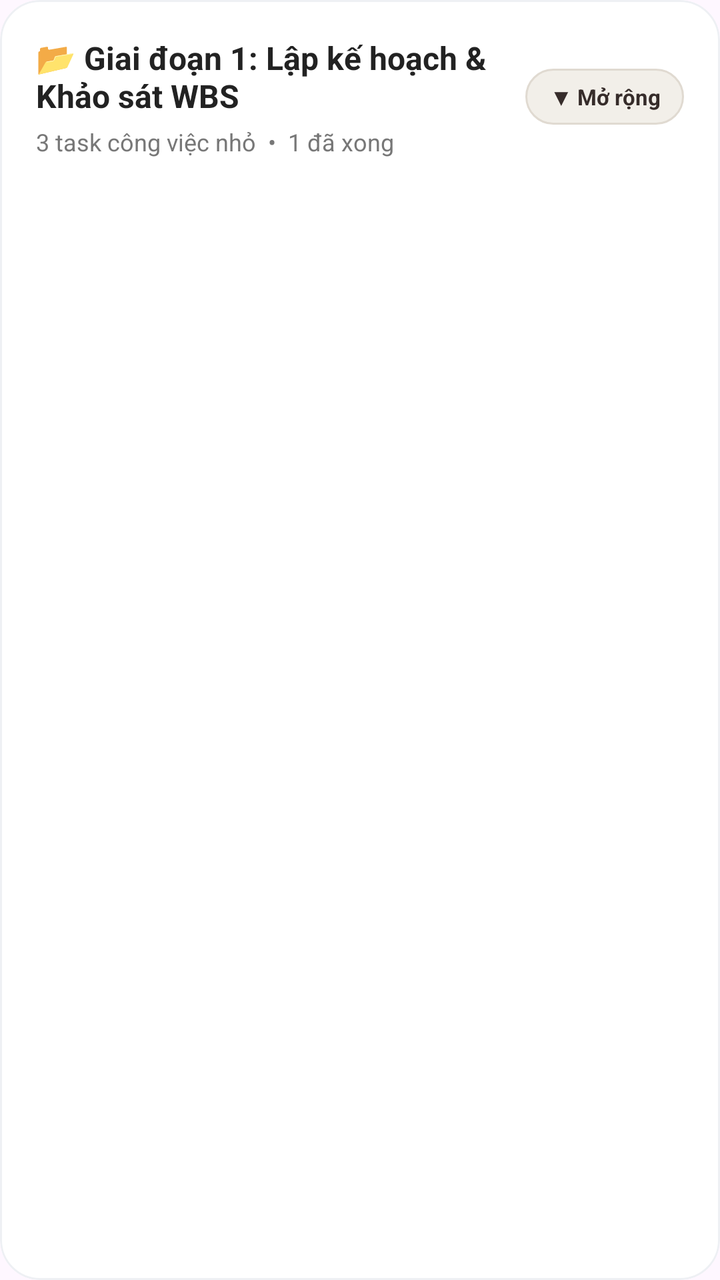
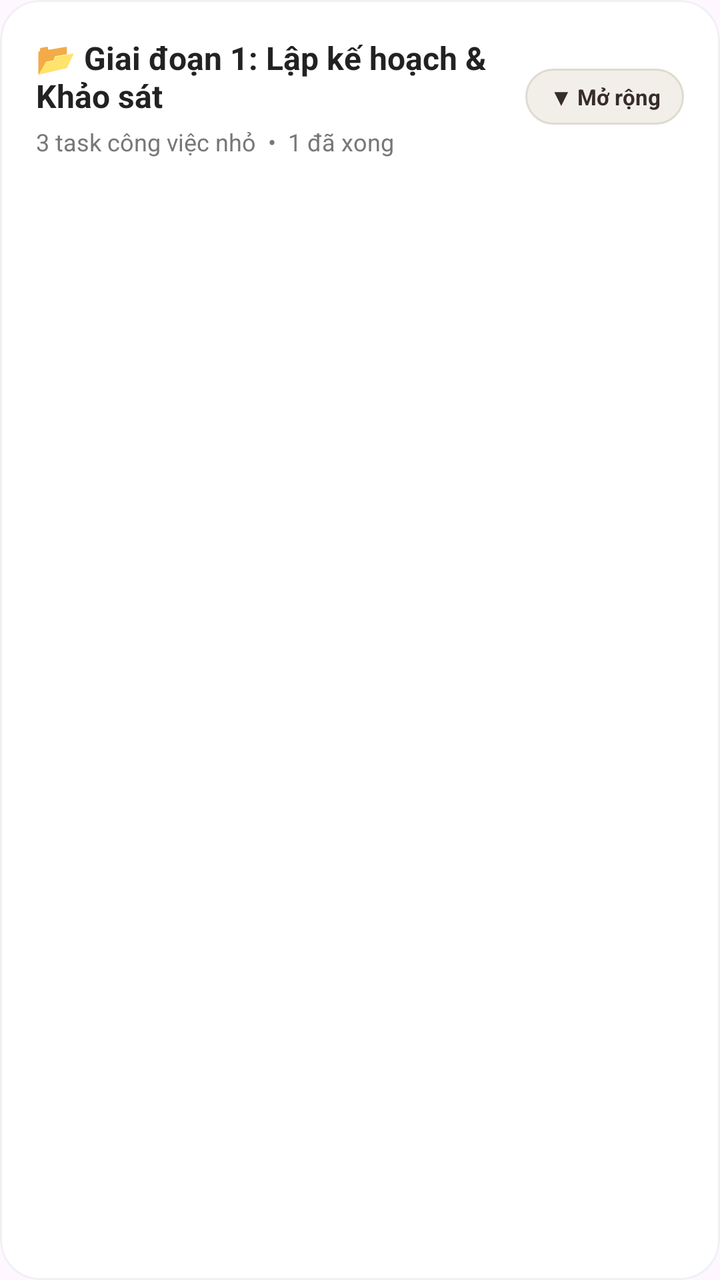

Compare the two renders of this Android layout. The source of the first and the diff that turns it into the second are given below.
<!-- AndroidManifest.xml: application theme Theme.MyApplication -->
<!-- res/layout/item_phase_group.xml -->
<?xml version="1.0" encoding="utf-8"?>
<com.google.android.material.card.MaterialCardView xmlns:android="http://schemas.android.com/apk/res/android"
    xmlns:app="http://schemas.android.com/apk/res-auto"
    android:layout_width="match_parent"
    android:layout_height="wrap_content"
    android:layout_marginBottom="16dp"
    app:cardBackgroundColor="#FFFFFF"
    app:cardCornerRadius="20dp"
    app:cardElevation="0dp"
    app:strokeColor="#EEF0F4"
    app:strokeWidth="1dp">

    <LinearLayout
        android:layout_width="match_parent"
        android:layout_height="wrap_content"
        android:orientation="vertical"
        android:padding="18dp">

        
        <LinearLayout
            android:id="@+id/layoutPhaseHeader"
            android:layout_width="match_parent"
            android:layout_height="wrap_content"
            android:clickable="true"
            android:focusable="true"
            android:gravity="center_vertical"
            android:orientation="horizontal">

            <LinearLayout
                android:layout_width="0dp"
                android:layout_height="wrap_content"
                android:layout_weight="1"
                android:orientation="vertical">

                <TextView
                    android:id="@+id/tvPhaseTitle"
                    android:layout_width="wrap_content"
                    android:layout_height="wrap_content"
                    android:text="📂 Giai đoạn 1: Lập kế hoạch &amp; Khảo sát WBS"
                    android:textColor="#222222"
                    android:textSize="16sp"
                    android:textStyle="bold" />

                <TextView
                    android:id="@+id/tvPhaseStats"
                    android:layout_width="wrap_content"
                    android:layout_height="wrap_content"
                    android:layout_marginTop="4dp"
                    android:text="3 task công việc nhỏ  •  1 đã xong"
                    android:textColor="#777777"
                    android:textSize="12sp" />
            </LinearLayout>

            <TextView
                android:id="@+id/tvExpandArrow"
                android:layout_width="wrap_content"
                android:layout_height="28dp"
                android:background="@drawable/bg_pill_light"
                android:gravity="center"
                android:paddingHorizontal="12dp"
                android:text="▼ Mở rộng"
                android:textColor="#362C2A"
                android:textSize="11sp"
                android:textStyle="bold" />
        </LinearLayout>

        
        <LinearLayout
            android:id="@+id/layoutSubTasksContainer"
            android:layout_width="match_parent"
            android:layout_height="wrap_content"
            android:layout_marginTop="14dp"
            android:orientation="vertical"
            android:visibility="gone">

            <View
                android:layout_width="match_parent"
                android:layout_height="1dp"
                android:layout_marginBottom="12dp"
                android:background="#F0F0F0" />

            <androidx.recyclerview.widget.RecyclerView
                android:id="@+id/rvPhaseSubTasks"
                android:layout_width="match_parent"
                android:layout_height="wrap_content"
                android:nestedScrollingEnabled="false" />
        </LinearLayout>

    </LinearLayout>
</com.google.android.material.card.MaterialCardView>
<!-- resources referenced by this layout -->
<resources>
  <!-- drawable bg_pill_light (drawable) -->
  <?xml version="1.0" encoding="utf-8"?>
  <shape xmlns:android="http://schemas.android.com/apk/res/android"
      android:shape="rectangle">
      <corners android:radius="100dp" />
      <solid android:color="#F2EFE9" />
      <stroke android:width="1dp" android:color="#E0DAD1" />
  </shape>
  <style name="Theme.MyApplication" parent="Base.Theme.MyApplication" />
  <style name="Base.Theme.MyApplication" parent="Theme.Material3.DayNight.NoActionBar">
          
          
      </style>
</resources>

<!-- the commit's change to res/layout/item_phase_group.xml (unified diff, before → after) -->
@@ -36,7 +36,7 @@
                     android:id="@+id/tvPhaseTitle"
                     android:layout_width="wrap_content"
                     android:layout_height="wrap_content"
-                    android:text="📂 Giai đoạn 1: Lập kế hoạch &amp; Khảo sát WBS"
+                    android:text="📂 Giai đoạn 1: Lập kế hoạch &amp; Khảo sát"
                     android:textColor="#222222"
                     android:textSize="16sp"
                     android:textStyle="bold" />
